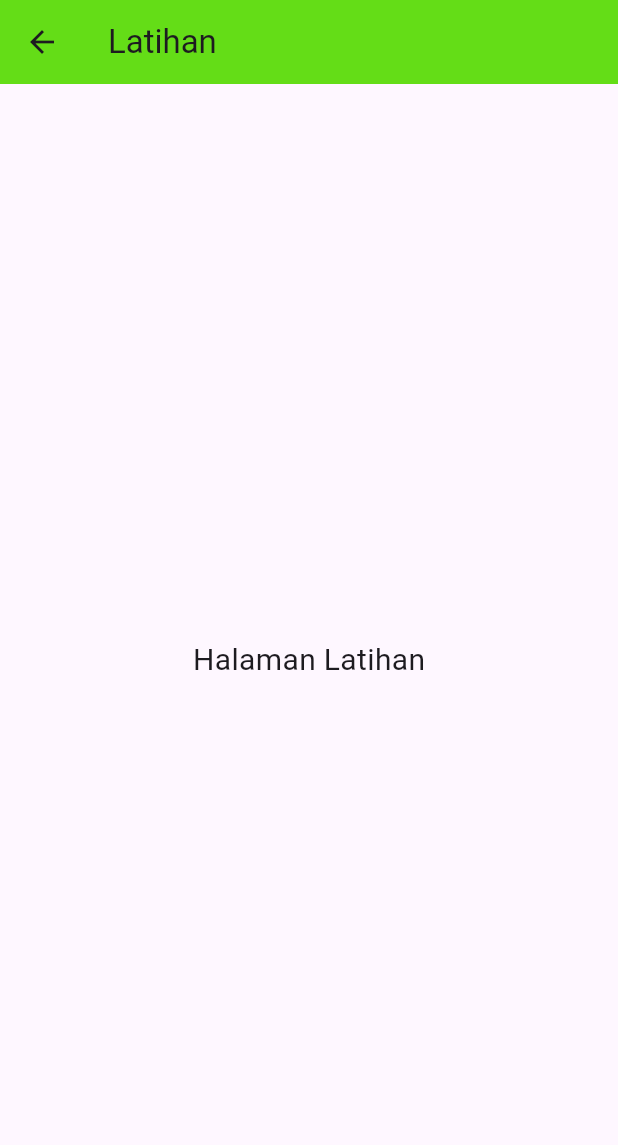
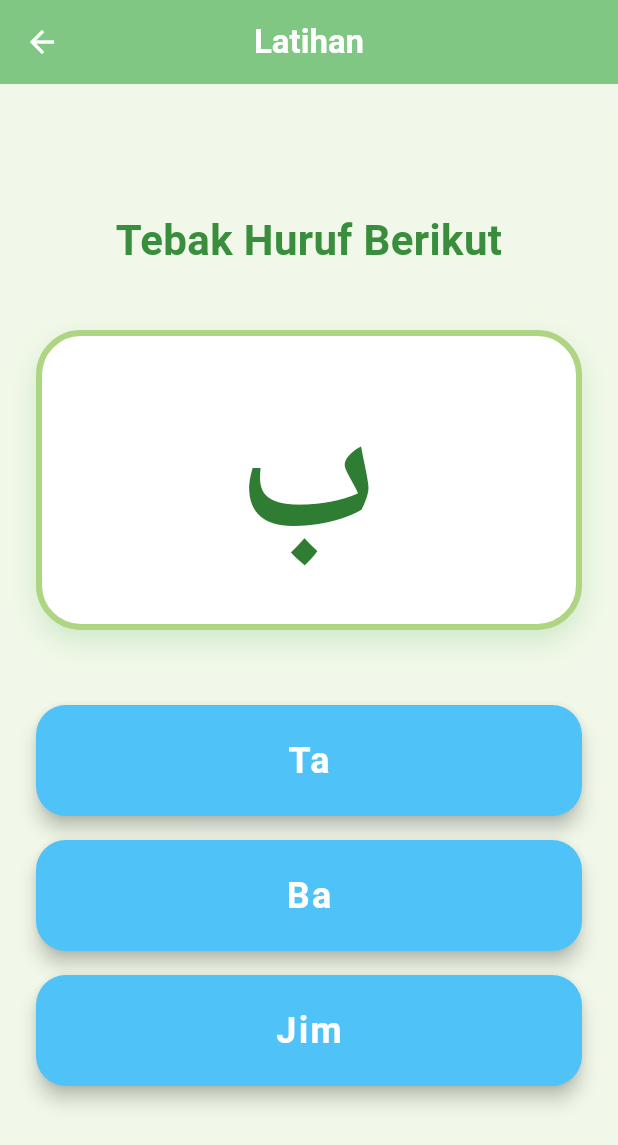
Before and after one commit to ivan72727272/i-qrok, a Flutter app: the LatihanScreen screen opened directly, on a phone screen of 412 x 824 dp. Shown: the top 1145 px of the screen. Run offline on Flutter 3.47's test engine with Material 3 defaults, Android fonts, the phone set to English and light mode, and no system bars; our stand-ins replace audioplayers.

Commit message:
feat: create basic quiz screen layout

```diff
--- a/lib/screens/belajar_huruf_screen.dart
+++ b/lib/screens/belajar_huruf_screen.dart
@@ -106,7 +106,7 @@ class BelajarHurufScreen extends StatelessWidget {
                     mainAxisAlignment: MainAxisAlignment.center,
                     children: [
                       Hero(
-                        tag: 'letter-${letter.name}',
+                        tag: 'letter-${letter.char}',
                         child: Text(
                           letter.char,
                           style: TextStyle(
--- a/lib/screens/detail_huruf_screen.dart
+++ b/lib/screens/detail_huruf_screen.dart
@@ -99,7 +99,7 @@ class _DetailHurufScreenState extends State<DetailHurufScreen> with SingleTicker
               const Spacer(),
               // Kontainer Huruf Besar dengan Hero Animation
               Hero(
-                tag: 'letter-${widget.name}',
+                tag: 'letter-${widget.char}',
                 child: Container(
                   width: 280,
                   height: 280,
--- a/lib/screens/latihan_screen.dart
+++ b/lib/screens/latihan_screen.dart
@@ -1,19 +1,165 @@
 import 'package:flutter/material.dart';
 
-class LatihanScreen extends StatelessWidget {
+class LatihanScreen extends StatefulWidget {
   const LatihanScreen({super.key});
 
   @override
+  State<LatihanScreen> createState() => _LatihanScreenState();
+}
+
+class _LatihanScreenState extends State<LatihanScreen> {
+  // Data statis untuk soal
+  final List<Map<String, dynamic>> _quizData = [
+    {
+      'question': 'ب',
+      'options': ['Ta', 'Ba', 'Jim'],
+      'answer': 'Ba',
+    },
+    {
+      'question': 'ت',
+      'options': ['Ta', 'Sa', 'Alif'],
+      'answer': 'Ta',
+    },
+    {
+      'question': 'ج',
+      'options': ['Kha', 'Ha', 'Jim'],
+      'answer': 'Jim',
+    },
+  ];
+
+  int _currentIndex = 0;
+
+  void _checkAnswer(String selectedAnswer) {
+    String correctAnswer = _quizData[_currentIndex]['answer'];
+
+    if (selectedAnswer == correctAnswer) {
+      ScaffoldMessenger.of(context).showSnackBar(
+        const SnackBar(
+          content: Text('Hebat! Jawabanmu Benar 🎉', style: TextStyle(fontSize: 18)),
+          backgroundColor: Colors.green,
+          duration: Duration(seconds: 1),
+        ),
+      );
+
+      // Pindah ke soal berikutnya setelah delay singkat
+      Future.delayed(const Duration(seconds: 1), () {
+        if (mounted) {
+          setState(() {
+            if (_currentIndex < _quizData.length - 1) {
+              _currentIndex++;
+            } else {
+              // Jika soal habis, kembali ke awal
+              _currentIndex = 0;
+              ScaffoldMessenger.of(context).showSnackBar(
+                const SnackBar(
+                  content: Text('Latihan Selesai! Mengulang dari awal.', style: TextStyle(fontSize: 18)),
+                  backgroundColor: Colors.blueAccent,
+                  duration: Duration(seconds: 2),
+                ),
+              );
+            }
+          });
+        }
+      });
+    } else {
+      ScaffoldMessenger.of(context).showSnackBar(
+        const SnackBar(
+          content: Text('Ups, Coba Lagi! 🤔', style: TextStyle(fontSize: 18)),
+          backgroundColor: Colors.redAccent,
+          duration: Duration(seconds: 1),
+        ),
+      );
+    }
+  }
+
+  @override
   Widget build(BuildContext context) {
+    final currentQuestion = _quizData[_currentIndex];
+
     return Scaffold(
+      backgroundColor: const Color(0xFFF1F8E9), // Warna hijau pastel terang yang lembut
       appBar: AppBar(
-        title: const Text('Latihan'),
-        backgroundColor: Colors.lightGreenAccent.shade700,
+        title: const Text('Latihan', style: TextStyle(fontWeight: FontWeight.bold)),
+        backgroundColor: const Color(0xFF81C784), // Hijau E-Cro
+        foregroundColor: Colors.white,
+        centerTitle: true,
+        elevation: 0,
       ),
-      body: const Center(
-        child: Text(
-          'Halaman Latihan',
-          style: TextStyle(fontSize: 20),
+      body: SafeArea(
+        child: Padding(
+          padding: const EdgeInsets.all(24.0),
+          child: Column(
+            mainAxisAlignment: MainAxisAlignment.center,
+            crossAxisAlignment: CrossAxisAlignment.stretch,
+            children: [
+              // Judul Soal
+              const Text(
+                'Tebak Huruf Berikut',
+                textAlign: TextAlign.center,
+                style: TextStyle(
+                  fontSize: 28,
+                  fontWeight: FontWeight.bold,
+                  color: Color(0xFF388E3C), // Hijau gelap
+                ),
+              ),
+              const SizedBox(height: 40),
+
+              // Kartu Soal Huruf Hijaiyah
+              Container(
+                height: 200,
+                decoration: BoxDecoration(
+                  color: Colors.white,
+                  borderRadius: BorderRadius.circular(30),
+                  boxShadow: [
+                    BoxShadow(
+                      color: Colors.green.withOpacity(0.2),
+                      blurRadius: 15,
+                      offset: const Offset(0, 8),
+                    ),
+                  ],
+                  border: Border.all(color: const Color(0xFFAED581), width: 4),
+                ),
+                alignment: Alignment.center,
+                child: Text(
+                  currentQuestion['question'],
+                  style: const TextStyle(
+                    fontSize: 120,
+                    fontWeight: FontWeight.bold,
+                    color: Color(0xFF2E7D32), // Hijau teks hijaiyah
+                  ),
+                ),
+              ),
+
+              const SizedBox(height: 50),
+
+              // Tombol-tombol Pilihan Jawaban
+              ...(currentQuestion['options'] as List<String>).map((option) {
+                return Padding(
+                  padding: const EdgeInsets.only(bottom: 16.0),
+                  child: ElevatedButton(
+                    onPressed: () => _checkAnswer(option),
+                    style: ElevatedButton.styleFrom(
+                      backgroundColor: const Color(0xFF4FC3F7), // Biru cerah, disukai anak-anak
+                      foregroundColor: Colors.white,
+                      padding: const EdgeInsets.symmetric(vertical: 20),
+                      shape: RoundedRectangleBorder(
+                        borderRadius: BorderRadius.circular(20),
+                      ),
+                      elevation: 5,
+                    ),
+                    child: Text(
+                      option,
+                      style: const TextStyle(
+                        fontSize: 24,
+                        fontWeight: FontWeight.bold,
+                        letterSpacing: 1.5,
+                      ),
+                    ),
+                  ),
+                );
+              }),
+            ],
+          ),
         ),
       ),
     );
```
